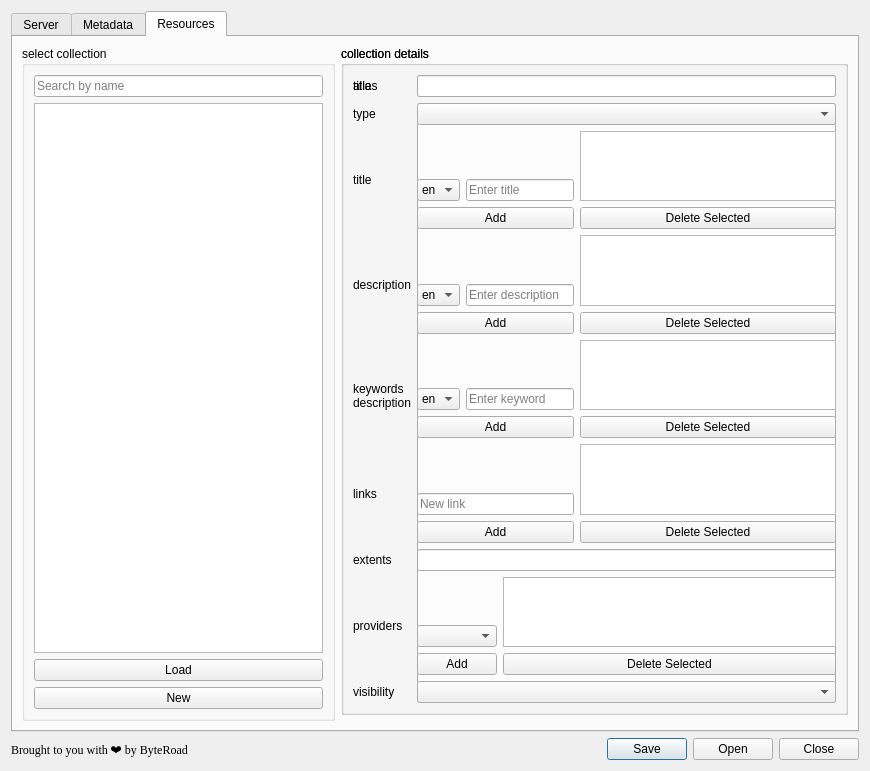
Old version of the form pygeoapi_config_dialog_base.ui in the repository KatKatKateryna/pygeoapi_config.
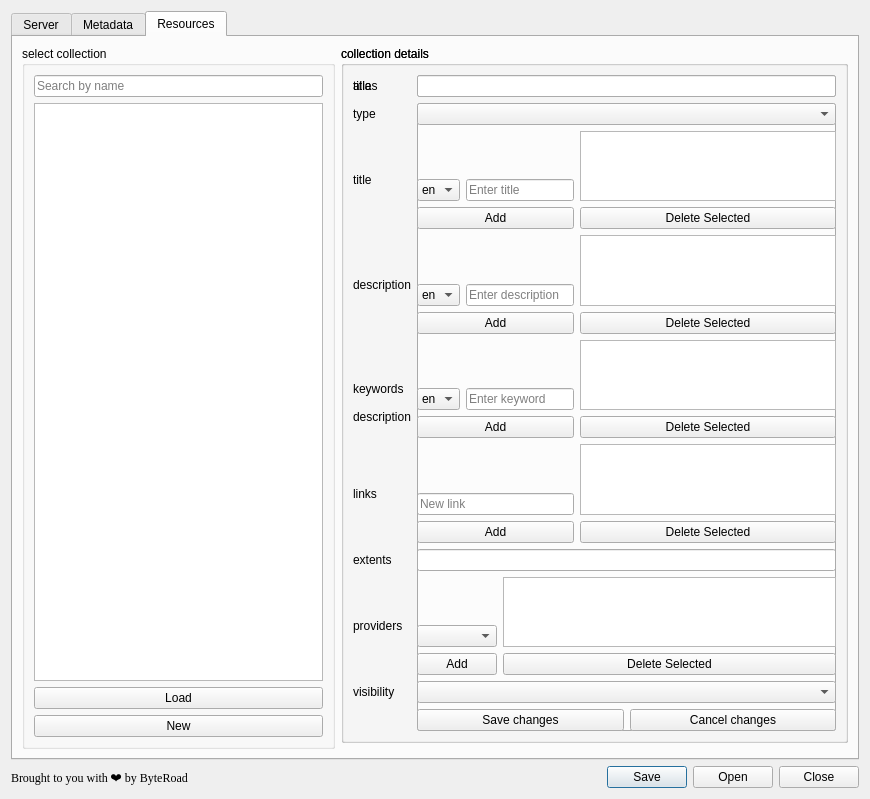
New version of the form. The open tabs and pages were chosen to show the change. Icons and pictures are not drawn.

Commit message: UI navigation on Save or Cancel

```diff
--- a/pygeoapi_config_dialog_base.ui
+++ b/pygeoapi_config_dialog_base.ui
@@ -1755,6 +1755,25 @@
             </widget>
             </item>
 
+            <item row="9" column="1">
+              <layout class="QHBoxLayout" name="horizontalLayout">
+                <item>
+                  <widget class="QPushButton" name="pushSaveAndPreviewResource">
+                    <property name="text">
+                    <string>Save changes</string>
+                    </property>
+                  </widget>
+                </item>
+                <item>
+                  <widget class="QPushButton" name="pushExitResourceEdit">
+                    <property name="text">
+                    <string>Cancel changes</string>
+                    </property>
+                  </widget>
+                </item>
+              </layout>
+            </item>
+
 
             </layout>
           </widget>
```
Left out of the diff: 36 changed lines with no effect on the pictures. The commit also changes 2 other files.
